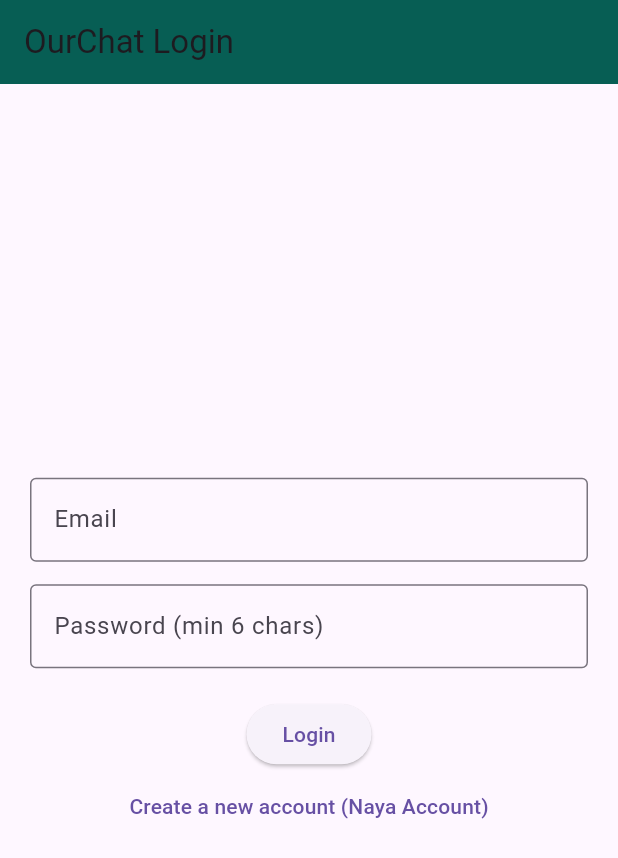
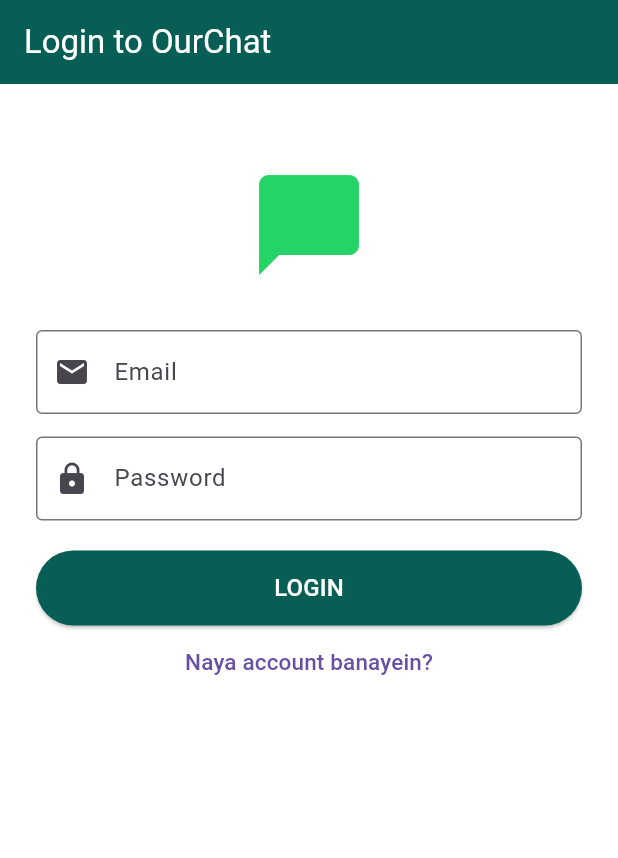
Before and after one commit to aqib32563-del/my_chat_app, a Flutter app: the screen it shows after launch, on a phone screen of 412 x 824 dp. Shown: the top 858 px of the screen. Run offline on Flutter 3.47's test engine with Material 3 defaults, Android fonts, the phone set to English and light mode, and no system bars; our stand-ins replace cloud_firestore, firebase_auth, firebase_core, google_sign_in; accounts and stored records are empty.

Commit message:
Professional UI and Bug Fixes

```diff
--- a/lib/main.dart
+++ b/lib/main.dart
@@ -16,12 +16,16 @@ class MyApp extends StatelessWidget {
     return MaterialApp(
       title: 'OurChat',
       debugShowCheckedModeBanner: false,
-      theme: ThemeData(primaryColor: const Color(0xFF075E54)),
+      theme: ThemeData(
+        primaryColor: const Color(0xFF075E54),
+        scaffoldBackgroundColor: Colors.white,
+      ),
       home: const AuthScreen(),
     );
   }
 }
 
+// ================= LOGIN / SIGNUP SCREEN =================
 class AuthScreen extends StatefulWidget {
   const AuthScreen({super.key});
   @override
@@ -29,44 +33,59 @@ class AuthScreen extends StatefulWidget {
 }
 
 class _AuthScreenState extends State<AuthScreen> {
-  final TextEditingController _emailController = TextEditingController();
-  final TextEditingController _passwordController = TextEditingController();
+  final _emailController = TextEditingController();
+  final _passwordController = TextEditingController();
+  final _usernameController = TextEditingController();
+  final _formKey = GlobalKey<FormState>();
+
   bool _isLogin = true;
   bool _loading = false;
+  String _errorMessage = '';
 
   Future<void> _submit() async {
-    setState(() { _loading = true; });
+    if (!_formKey.currentState!.validate()) return;
+
+    setState(() {
+      _loading = true;
+      _errorMessage = '';
+    });
+
     try {
-      UserCredential userCredential;
       if (_isLogin) {
-        userCredential = await FirebaseAuth.instance.signInWithEmailAndPassword(
+        await FirebaseAuth.instance.signInWithEmailAndPassword(
           email: _emailController.text.trim(),
           password: _passwordController.text.trim(),
         );
       } else {
-        userCredential = await FirebaseAuth.instance.createUserWithEmailAndPassword(
+        UserCredential userCred = await FirebaseAuth.instance.createUserWithEmailAndPassword(
           email: _emailController.text.trim(),
           password: _passwordController.text.trim(),
         );
 
-        String email = _emailController.text.trim();
-        String generatedUsername = '@${email.split('@')[0]}';
-
-        await FirebaseFirestore.instance.collection('users').doc(userCredential.user!.uid).set({
-          'email': email,
-          'username': generatedUsername,
-          'uid': userCredential.user!.uid,
+        // Save user with their chosen username
+        await FirebaseFirestore.instance.collection('users').doc(userCred.user!.uid).set({
+          'email': _emailController.text.trim(),
+          'username': '@${_usernameController.text.trim().toLowerCase()}',
+          'uid': userCred.user!.uid,
         });
       }
       Navigator.pushReplacement(context, MaterialPageRoute(builder: (context) => const UserListScreen()));
     } on FirebaseAuthException catch (e) {
-      ScaffoldMessenger.of(context).showSnackBar(
-        SnackBar(content: Text(e.message ?? 'Authentication Failed'), backgroundColor: Colors.red),
-      );
+      setState(() {
+        if (e.code == 'user-not-found') {
+          _errorMessage = 'Yeh email registered nahi hai. Pehle Naya Account banayein.';
+        } else if (e.code == 'wrong-password') {
+          _errorMessage = 'Password galat hai. Dobara koshish karein.';
+        } else if (e.code == 'email-already-in-use') {
+          _errorMessage = 'Yeh email pehle se registered hai. Login karein.';
+        } else if (e.code == 'weak-password') {
+          _errorMessage = 'Password kam az kam 6 characters ka hona chahiye.';
+        } else {
+          _errorMessage = e.message ?? 'Koi masla hua hai.';
+        }
+      });
     } catch (e) {
-      ScaffoldMessenger.of(context).showSnackBar(
-        SnackBar(content: Text(e.toString()), backgroundColor: Colors.red),
-      );
+      setState(() { _errorMessage = e.toString(); });
     } finally {
       setState(() { _loading = false; });
     }
@@ -75,39 +94,80 @@ class _AuthScreenState extends State<AuthScreen> {
   @override
   Widget build(BuildContext context) {
     return Scaffold(
-      appBar: AppBar(title: const Text('OurChat Login'), backgroundColor: const Color(0xFF075E54)),
-      body: Padding(
-        padding: const EdgeInsets.all(20.0),
+      appBar: AppBar(
+        title: Text(_isLogin ? 'Login to OurChat' : 'Create New Account', style: const TextStyle(color: Colors.white)),
+        backgroundColor: const Color(0xFF075E54),
+      ),
+      body: SingleChildScrollView(
+        padding: const EdgeInsets.all(24.0),
+        child: Form(
+          key: _formKey,
           child: Column(
-          mainAxisAlignment: MainAxisAlignment.center,
             children: [
-            TextField(
+              const SizedBox(height: 30),
+              Icon(Icons.chat_bubble, size: 80, color: const Color(0xFF25D366)),
+              const SizedBox(height: 30),
+
+              if (!_isLogin) ...[
+                TextFormField(
+                  controller: _usernameController,
+                  decoration: const InputDecoration(labelText: 'Username (e.g. aqib123)', border: OutlineInputBorder(), prefixIcon: Icon(Icons.person)),
+                  validator: (val) => val!.isEmpty ? 'Username likhein' : null,
+                ),
+                const SizedBox(height: 15),
+              ],
+
+              TextFormField(
                 controller: _emailController,
                 keyboardType: TextInputType.emailAddress,
-              decoration: const InputDecoration(labelText: 'Email', border: OutlineInputBorder()),
+                decoration: const InputDecoration(labelText: 'Email', border: OutlineInputBorder(), prefixIcon: Icon(Icons.email)),
+                validator: (val) => !val!.contains('@') ? 'Sahi Email likhein' : null,
               ),
               const SizedBox(height: 15),
-            TextField(
+
+              TextFormField(
                 controller: _passwordController,
                 obscureText: true,
-              decoration: const InputDecoration(labelText: 'Password (min 6 chars)', border: OutlineInputBorder()),
+                decoration: const InputDecoration(labelText: 'Password', border: OutlineInputBorder(), prefixIcon: Icon(Icons.lock)),
+                validator: (val) => val!.length < 6 ? 'Password 6 characters ka hona chahiye' : null,
               ),
               const SizedBox(height: 20),
-            ElevatedButton(
+
+              if (_errorMessage.isNotEmpty)
+                Padding(
+                  padding: const EdgeInsets.only(bottom: 15),
+                  child: Text(_errorMessage, style: const TextStyle(color: Colors.red, fontWeight: FontWeight.bold), textAlign: TextAlign.center),
+                ),
+
+              SizedBox(
+                width: double.infinity,
+                height: 50,
+                child: ElevatedButton(
                   onPressed: _loading ? null : _submit,
-              child: _loading ? const CircularProgressIndicator() : Text(_isLogin ? 'Login' : 'Sign Up (Naya Account)'),
+                  style: ElevatedButton.styleFrom(backgroundColor: const Color(0xFF075E54)),
+                  child: _loading
+                    ? const CircularProgressIndicator(color: Colors.white)
+                    : Text(_isLogin ? 'LOGIN' : 'SIGN UP', style: const TextStyle(fontSize: 16, color: Colors.white)),
+                ),
               ),
               TextButton(
-              onPressed: () => setState(() { _isLogin = !_isLogin; }),
-              child: Text(_isLogin ? 'Create a new account (Naya Account)' : 'Already have an account? Login'),
+                onPressed: () {
+                  setState(() {
+                    _isLogin = !_isLogin;
+                    _errorMessage = '';
+                  });
+                },
+                child: Text(_isLogin ? 'Naya account banayein?' : 'Pehle se account hai? Login karein', style: const TextStyle(fontSize: 15)),
               )
             ],
+          ),
         ),
       ),
     );
   }
 }
 
+// ================= USER LIST SCREEN =================
 class UserListScreen extends StatelessWidget {
   const UserListScreen({super.key});
 
@@ -117,7 +177,7 @@ class UserListScreen extends StatelessWidget {
 
     return Scaffold(
       appBar: AppBar(
-        title: const Text('Select User to Chat', style: TextStyle(color: Colors.white)),
+        title: const Text('OurChat Contacts', style: TextStyle(color: Colors.white)),
         backgroundColor: const Color(0xFF075E54),
         actions: [
           IconButton(
@@ -132,21 +192,39 @@ class UserListScreen extends StatelessWidget {
       body: StreamBuilder<QuerySnapshot>(
         stream: FirebaseFirestore.instance.collection('users').snapshots(),
         builder: (context, snapshot) {
-          if (!snapshot.hasData) return const Center(child: CircularProgressIndicator());
+          if (snapshot.connectionState == ConnectionState.waiting) {
+            return const Center(child: CircularProgressIndicator());
+          }
+
+          if (snapshot.hasError) {
+            return Center(child: Text('Error: ${snapshot.error}', style: const TextStyle(color: Colors.red)));
+          }
+
+          if (!snapshot.hasData || snapshot.data!.docs.isEmpty) {
+            return const Center(child: Text('Abhi koi user nahi hai.\nApne dost ko bolein Naya Account banayein.', textAlign: TextAlign.center));
+          }
 
           final users = snapshot.data!.docs.where((doc) => doc.id != currentUser?.uid).toList();
 
-          if (users.isEmpty) return const Center(child: Text('No other users found. Ask a friend to sign up!'));
+          if (users.isEmpty) {
+             return const Center(child: Padding(
+               padding: EdgeInsets.all(20.0),
+               child: Text('Aap ke ilawa koi doosra user nahi hai.\nApne dost ke phone mein bhi yeh app install karein aur wahan se naya account banayein.', textAlign: TextAlign.center, style: TextStyle(fontSize: 16)),
+             ));
+          }
 
           return ListView.builder(
             itemCount: users.length,
             itemBuilder: (context, index) {
               final userData = users[index].data() as Map<String, dynamic>;
-              String displayUsername = userData['username'] ?? '@${userData['email'].split('@')[0]}';
+              String displayUsername = userData['username'] ?? 'Unknown';
 
               return ListTile(
-                leading: const CircleAvatar(child: Icon(Icons.person)),
-                title: Text(displayUsername, style: const TextStyle(fontWeight: FontWeight.bold, fontSize: 16)),
+                leading: CircleAvatar(
+                  backgroundColor: const Color(0xFF25D366),
+                  child: Text(displayUsername[1].toUpperCase(), style: const TextStyle(color: Colors.white, fontWeight: FontWeight.bold)),
+                ),
+                title: Text(displayUsername, style: const TextStyle(fontWeight: FontWeight.bold, fontSize: 18)),
                 onTap: () {
                   Navigator.push(
                     context,
@@ -167,6 +245,7 @@ class UserListScreen extends StatelessWidget {
   }
 }
 
+// ================= CHAT SCREEN =================
 class ChatScreen extends StatefulWidget {
   final String receiverUsername;
   final String receiverId;
@@ -238,8 +317,9 @@ class _ChatScreenState extends State<ChatScreen> {
                         decoration: BoxDecoration(
                           color: isMe ? const Color(0xFFDCF8C6) : Colors.white,
                           borderRadius: BorderRadius.circular(8),
+                          boxShadow: [BoxShadow(color: Colors.black12, blurRadius: 2)],
                         ),
-                        child: Text(msg['text']),
+                        child: Text(msg['text'], style: const TextStyle(fontSize: 16)),
                       ),
                     );
                   },
@@ -254,14 +334,16 @@ class _ChatScreenState extends State<ChatScreen> {
                 Expanded(
                   child: TextField(
                     controller: _messageController,
-                    decoration: const InputDecoration(
+                    decoration: InputDecoration(
                       hintText: 'Type a message...',
-                      border: OutlineInputBorder(),
+                      border: OutlineInputBorder(borderRadius: BorderRadius.circular(30)),
+                      contentPadding: const EdgeInsets.symmetric(horizontal: 20),
                     ),
                   ),
                 ),
                 const SizedBox(width: 8),
                 CircleAvatar(
+                  radius: 25,
                   backgroundColor: const Color(0xFF075E54),
                   child: IconButton(
                     icon: const Icon(Icons.send, color: Colors.white),
```
Lines whose indentation alone changed are shown as unchanged.
